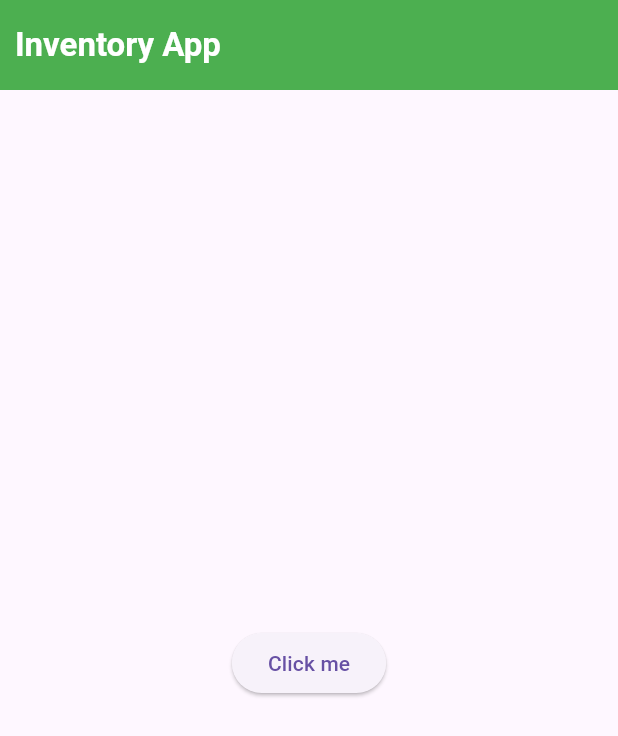
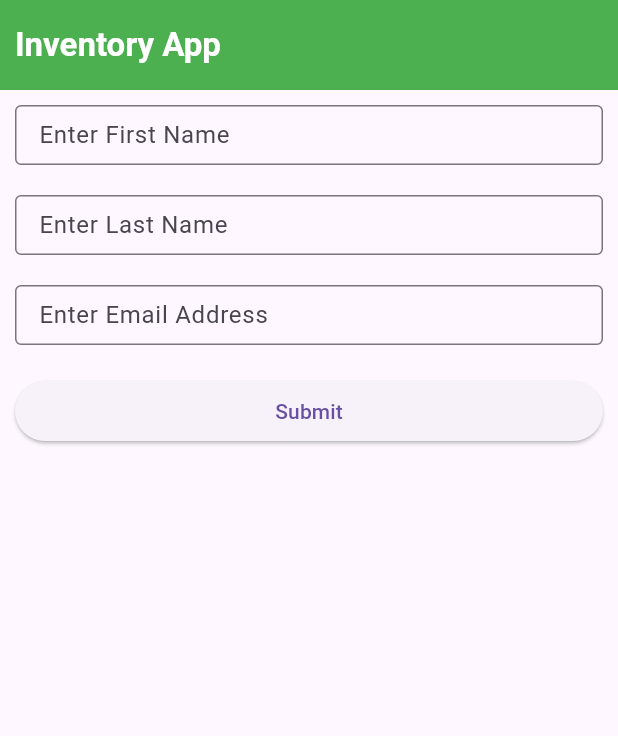
Before and after one commit to Abidhossain/flutter-practice, a Flutter app: the screen it shows after launch, on a phone screen of 412 x 824 dp. Shown: the top 736 px of the screen. Run offline on Flutter 3.47's test engine with Material 3 defaults, Android fonts, the phone set to English and light mode, and no system bars.

Commit message:
form design

```diff
--- a/lib/main.dart
+++ b/lib/main.dart
@@ -21,34 +21,17 @@ class HomeActivity extends StatelessWidget {
     super.key,
   });
 
-  alertMessage(message,context){
-    return ScaffoldMessenger.of(context).showSnackBar(
-        SnackBar(content: message,duration: Duration(milliseconds: 1000),)
-    );
-  }
-
-  myAlertDialog(context){
-    return showDialog(context: context, builder: (context){
-     return Expanded(
-       child: AlertDialog(
-         title: Text("Do you want to send?"),
-         content: Text("Please select an option"),
-         actions: [
-           TextButton(onPressed: (){
-             alertMessage(Text("Sent Successfully"),context);
-             Navigator.of(context).pop();
-             },
-               child: Text("Send")
-           ),
-           TextButton(onPressed: (){Navigator.of(context).pop();}, child: Text("Cancel")),
-         ]
-       ),
-     );
-    });
+  alertMessage(message, context) {
+    return ScaffoldMessenger.of(context).showSnackBar(SnackBar(
+      content: message,
+      duration: Duration(milliseconds: 1000),
+    ));
   }
 
   @override
   Widget build(BuildContext context) {
+    ButtonStyle buttonStyle = ElevatedButton.styleFrom(minimumSize: const Size(double.infinity, 40));
+
 
     return Scaffold(
         appBar: AppBar(
@@ -61,13 +44,54 @@ class HomeActivity extends StatelessWidget {
           toolbarHeight: 60,
           toolbarOpacity: 1,
           elevation: 0,
-        iconTheme:
-            const IconThemeData(color: Colors.white),
+          iconTheme: const IconThemeData(color: Colors.white),
         ),
-
-      body:Center(
-        child: ElevatedButton(child: Text("Click me"), onPressed: (){myAlertDialog(context);}),
-      )
-    );
+        body: Column(
+          mainAxisAlignment: MainAxisAlignment.start,
+          children: [
+            Padding(
+              padding: EdgeInsets.all(10),
+              child: SizedBox(
+                height: 40, // Set the desired height here
+                child: TextField(
+                  decoration: InputDecoration(
+                    labelText: "Enter First Name",
+                    border: OutlineInputBorder(),
+                  ),
+                ),
+              ),
+            ),
+            Padding(
+              padding: EdgeInsets.all(10),
+              child: SizedBox(
+                height: 40, // Set the desired height here
+                child: TextField(
+                  decoration: InputDecoration(
+                    labelText: "Enter Last Name",
+                    border: OutlineInputBorder(),
+                  ),
+                ),
+              ),
+            ),
+            Padding(
+              padding: EdgeInsets.all(10),
+              child: SizedBox(
+                height: 40, // Set the desired height here
+                child: TextField(
+                  decoration: InputDecoration(
+                    labelText: "Enter Email Address",
+                    border: OutlineInputBorder(),
+                  ),
+                ),
+              ),
+            ),
+            Padding(
+                padding: EdgeInsets.all(10),
+                child: ElevatedButton(
+                    style: buttonStyle,
+                    onPressed: () {},
+                    child: Text("Submit")))
+          ],
+        ));
   }
 }
```
Lines whose indentation alone changed are shown as unchanged.
